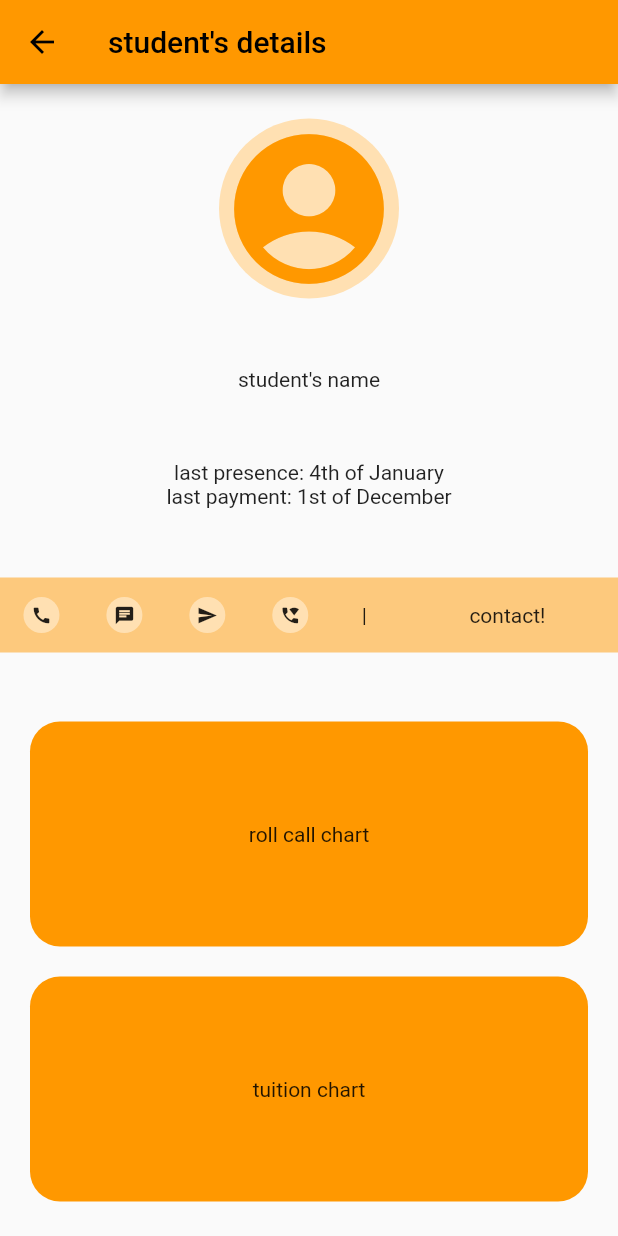
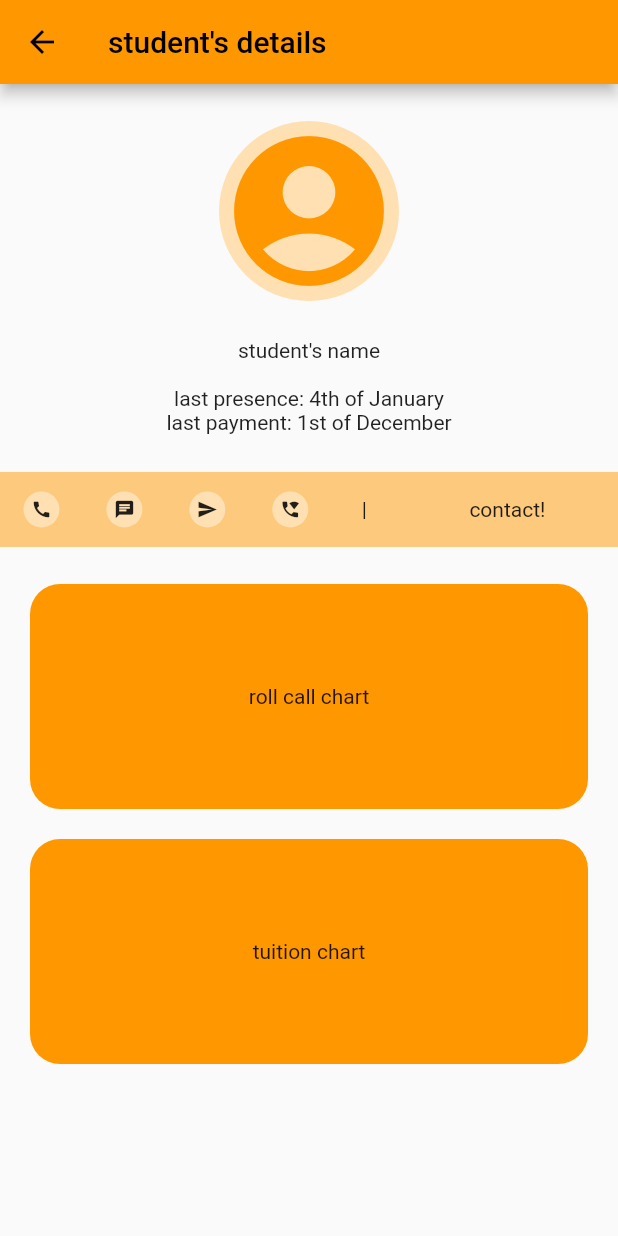
Before and after one commit to E837/hamyar, a Flutter app: the StudentDetailsScreen screen opened directly, on a phone screen of 412 x 824 dp. Run offline on Flutter 3.47's test engine with Material 2 defaults, Android fonts, the phone set to English and light mode, and no system bars.

Commit message:
student_details_screen.dart responsiveness

```diff
--- a/lib/main.dart
+++ b/lib/main.dart
@@ -5,6 +5,7 @@
 import 'package:hamyar/roll_call/roll_call_screen.dart';
 import 'package:hamyar/students/students_screen.dart';
 import 'package:hamyar/tuition/tuition_screen.dart';
+import 'package:hamyar/general_info/general_info_screen.dart';
 
 void main() {
   runApp(const MyApp());
@@ -28,6 +29,7 @@
         RollCallScreen.routeName: (ctx) => const RollCallScreen(),
         TuitionScreen.routeName: (ctx) => const TuitionScreen(),
         NotesScreen.routeName: (ctx) => const NotesScreen(),
+        GeneralInfoScreen.routeName: (ctx) => const GeneralInfoScreen(),
       },
     );
   }
--- a/lib/main_menu.dart
+++ b/lib/main_menu.dart
@@ -1,11 +1,12 @@
 import 'package:flutter/material.dart';
-import 'package:hamyar/notes/notes_screen.dart';
 
 import 'menu_item.dart';
 import './students/students_screen.dart';
 import './overal_widgets/title_bar.dart';
 import 'package:hamyar/roll_call/roll_call_screen.dart';
 import 'package:hamyar/tuition/tuition_screen.dart';
+import 'package:hamyar/general_info/general_info_screen.dart';
+import 'package:hamyar/notes/notes_screen.dart';
 
 class MainMenu extends StatelessWidget {
   const MainMenu({Key? key}) : super(key: key);
@@ -88,7 +89,7 @@
           color: Colors.green,
           title: 'General info',
           icon: Icons.insert_chart,
-          route: StudentsScreen.routeName,
+          route: GeneralInfoScreen.routeName,
         ),
         const MenuItem(
           color: Colors.brown,
--- a/lib/students/student_details_screen.dart
+++ b/lib/students/student_details_screen.dart
@@ -10,6 +10,7 @@
 
   @override
   Widget build(BuildContext context) {
+    final deviceSize = MediaQuery.of(context).size;
     return Theme(
       data: ThemeData(
         primarySwatch: color,
@@ -19,12 +20,11 @@
           appBar: AppBar(
             title: const Text('student\'s details'),
           ),
-          body: SizedBox(
-            width: double.infinity,
-            child: Column(
-              mainAxisAlignment: MainAxisAlignment.spaceAround,
+          body: ListView(
             children: [
-                CircleAvatar(
+              Padding(
+                padding: EdgeInsets.all(deviceSize.height * 0.03),
+                child: CircleAvatar(
                   radius: 60,
                   child: Icon(
                     Icons.account_circle,
@@ -33,7 +33,12 @@
                   ),
                   // todo: set a button here to add image from gallery or camera
                 ),
-                const Text('student\'s name'),
+              ),
+              const Text(
+                'student\'s name',
+                textAlign: TextAlign.center,
+              ),
+              SizedBox(height: deviceSize.height * 0.02),
               Column(
                 children: const [
                   Text('last presence: 4th of January'),
@@ -41,6 +46,8 @@
                 ],
               ),
               Container(
+                margin:
+                    EdgeInsets.symmetric(vertical: deviceSize.height * 0.03),
                 width: double.infinity,
                 height: 50,
                 color: Theme.of(context).colorScheme.primary.withOpacity(0.5),
@@ -88,9 +95,9 @@
                     child: const Center(child: Text('tuition chart')),
                   ),
                 ],
-                )
+              ),
+              SizedBox(height: deviceSize.height * 0.02),
             ],
-            ),
           ),
         ),
       ),
```
Also changed, not shown: lib/general_info/general_info_screen.dart (added, +48 -0 lines). Lines whose indentation alone changed are shown as unchanged.
